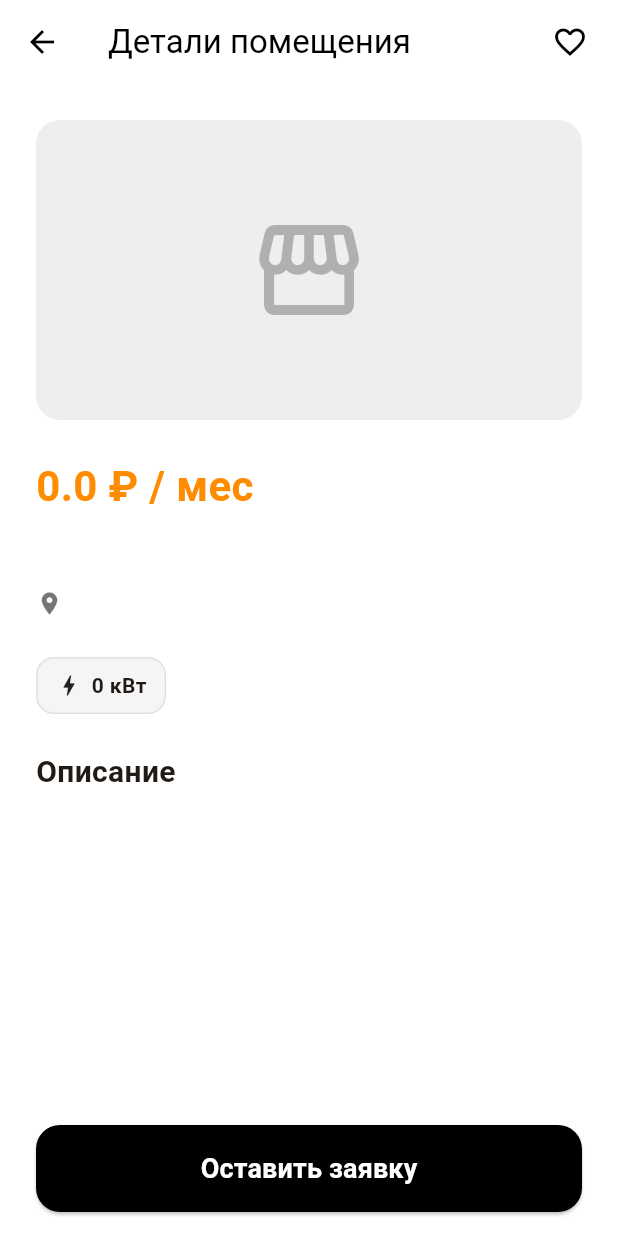
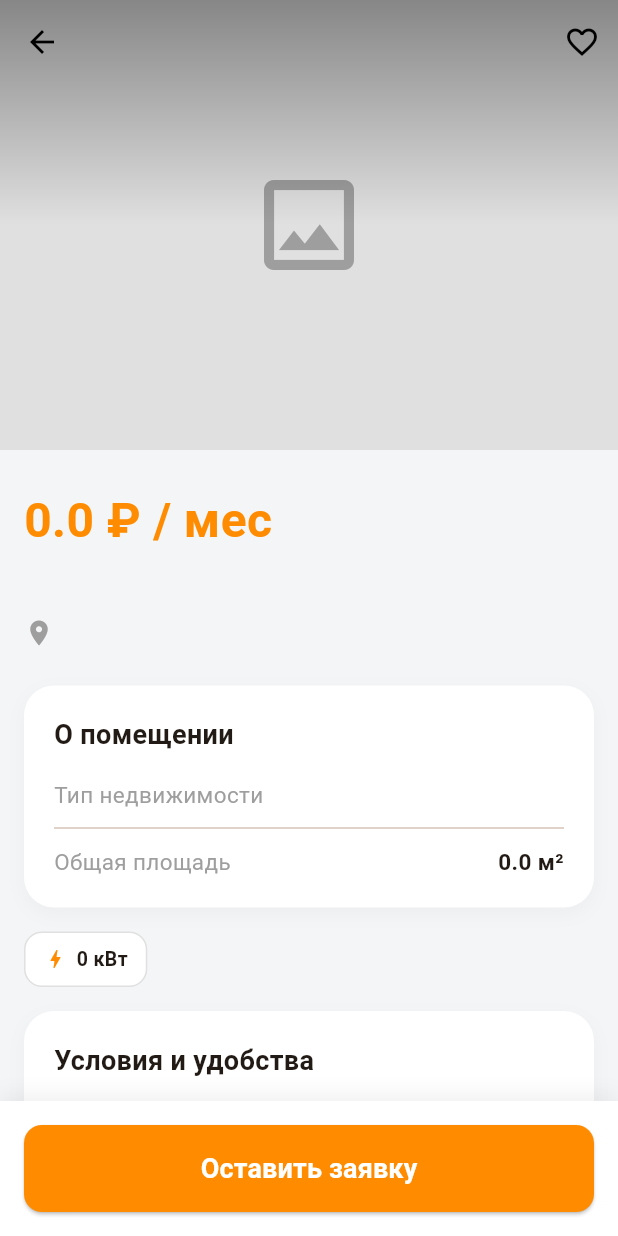
Before and after one commit to Johan0565/street-retail-aggregator, a Flutter app: the PropertyDetailsScreen screen opened directly with empty values, on a phone screen of 412 x 824 dp. Run offline on Flutter 3.47's test engine with Material 3 defaults, Android fonts, the phone set to English and light mode, and no system bars; our stand-ins replace dio, flutter_secure_storage, geolocator, pinput; missing offline and left inert: yandex_mapkit; accounts and stored records are empty; network calls fail.

Commit message:
Added parametrs for property

```diff
--- a/frontend/lib/src/domain/property.dart
+++ b/frontend/lib/src/domain/property.dart
@@ -24,6 +24,12 @@ class Property {
   final String? contactName;
   final String? contactPhone;
 
+  final String? cadastralNumber;
+  final String? accessType;
+  final String? heatingType;
+  final String? furnitureState;
+  final bool? isOccupied;
+
   Property({
     required this.id,
     required this.title,
@@ -34,6 +40,11 @@ class Property {
     required this.areaSqm,
     required this.pricePerMonth,
     this.propertyType,
+    this.cadastralNumber,
+    this.accessType,
+    this.heatingType,
+    this.furnitureState,
+    this.isOccupied,
     this.dealType,
     required this.powerKw,
     required this.hasWater,
@@ -65,6 +76,11 @@ class Property {
       layout: json['layout'],
       contactName: json['contactName'],
       contactPhone: json['contactPhone'],
+      cadastralNumber: json['cadastralNumber'],
+      accessType: json['accessType'],
+      heatingType: json['heatingType'],
+      furnitureState: json['furnitureState'],
+      isOccupied: json['isOccupied'] ?? false,
     );
   }
 }
--- a/frontend/lib/src/presentation/screens/tenant/property_details_screen.dart
+++ b/frontend/lib/src/presentation/screens/tenant/property_details_screen.dart
@@ -1,18 +1,16 @@
 import 'package:flutter/material.dart';
-
 import '../../../domain/property.dart';
 import '../../../services/application_service.dart';
 import '../../../services/favorite_service.dart';
 
-
 class PropertyDetailsScreen extends StatefulWidget {
   final Property property;
-  final bool isLandlordMode; // <-- 1. ДОБАВИТЬ ЭТУ СТРОКУ
+  final bool isLandlordMode;
 
   const PropertyDetailsScreen({
     super.key,
     required this.property,
-    this.isLandlordMode = false, // <-- 2. ДОБАВИТЬ ЭТУ СТРОКУ (по умолчанию false)
+    this.isLandlordMode = false,
   });
 
   @override
@@ -24,43 +22,37 @@ class _PropertyDetailsScreenState extends State<PropertyDetailsScreen> {
 
   bool _isFavorite = false;
   bool _isLoadingFavorite = false;
-  bool _isCheckingInitialState = true; // Индикатор начальной проверки лайка
+  bool _isCheckingInitialState = true;
 
   @override
   void initState() {
     super.initState();
-    _checkIfFavorite(); // Проверяем статус при открытии экрана
+    if (!widget.isLandlordMode) {
+      _checkIfFavorite();
+    } else {
+      _isCheckingInitialState = false;
+    }
   }
 
-  // --- НОВЫЙ МЕТОД: Проверяем, в избранном ли мы уже ---
   Future<void> _checkIfFavorite() async {
     final favorites = await FavoriteService().getMyFavorites();
-
     if (!mounted) return;
-
-    // Ищем, есть ли ID текущего помещения в списке избранных
     final isFav = favorites.any((favProperty) => favProperty.id == widget.property.id);
-
     setState(() {
       _isFavorite = isFav;
       _isCheckingInitialState = false;
     });
   }
 
-  // Метод для переключения состояния "Избранное"
   Future<void> _toggleFavorite() async {
     setState(() => _isLoadingFavorite = true);
-
     final success = _isFavorite
         ? await FavoriteService().removeFromFavorites(widget.property.id)
         : await FavoriteService().addToFavorites(widget.property.id);
-
     setState(() => _isLoadingFavorite = false);
 
     if (success) {
-      setState(() {
-        _isFavorite = !_isFavorite;
-      });
+      setState(() => _isFavorite = !_isFavorite);
       ScaffoldMessenger.of(context).showSnackBar(
         SnackBar(
           content: Text(_isFavorite ? 'Добавлено в избранное' : 'Удалено из избранного'),
@@ -68,189 +60,201 @@ class _PropertyDetailsScreenState extends State<PropertyDetailsScreen> {
           backgroundColor: _isFavorite ? Colors.green : Colors.grey[800],
         ),
       );
-    } else {
-      ScaffoldMessenger.of(context).showSnackBar(
-        const SnackBar(content: Text('Ошибка сети'), backgroundColor: Colors.red),
-      );
     }
   }
 
+  // Маппинг английских Enum в русский текст
+  String _translateEnum(String? value, Map<String, String> translations) {
+    if (value == null) return 'Не указано';
+    return translations[value] ?? value;
+  }
+
   void _showApplicationSheet(BuildContext context, Property property) {
-    final TextEditingController letterController = TextEditingController();
-    bool isSubmitting = false;
-
-    showModalBottomSheet(
-      context: context,
-      isScrollControlled: true,
-      shape: const RoundedRectangleBorder(
-        borderRadius: BorderRadius.vertical(top: Radius.circular(24)),
-      ),
-      builder: (context) {
-        return StatefulBuilder(
-          builder: (BuildContext context, StateSetter setStateSheet) {
-            return Padding(
-              padding: EdgeInsets.only(
-                bottom: MediaQuery.of(context).viewInsets.bottom,
-                left: 24,
-                right: 24,
-                top: 24,
-              ),
-              child: Column(
-                mainAxisSize: MainAxisSize.min,
-                crossAxisAlignment: CrossAxisAlignment.start,
-                children: [
-                  const Text('Оставить заявку', style: TextStyle(fontSize: 24, fontWeight: FontWeight.bold)),
-                  const SizedBox(height: 16),
-                  TextField(
-                    controller: letterController,
-                    maxLines: 5,
-                    decoration: InputDecoration(
-                      hintText: 'Напишите сопроводительное письмо арендодателю...',
-                      border: OutlineInputBorder(borderRadius: BorderRadius.circular(12)),
-                      focusedBorder: OutlineInputBorder(
-                        borderRadius: BorderRadius.circular(12),
-                        borderSide: BorderSide(color: primaryOrange, width: 2),
-                      ),
-                    ),
-                  ),
-                  const SizedBox(height: 24),
-                  SizedBox(
-                    width: double.infinity,
-                    child: ElevatedButton(
-                      onPressed: isSubmitting
-                          ? null
-                          : () async {
-                        final text = letterController.text.trim();
-                        if (text.isEmpty) return;
-
-                        setStateSheet(() => isSubmitting = true);
-                        final success = await ApplicationService().createApplication(property.id, text);
-                        setStateSheet(() => isSubmitting = false);
-
-                        if (success) {
-                          Navigator.pop(context);
-                          ScaffoldMessenger.of(context).showSnackBar(
-                            const SnackBar(content: Text('Заявка успешно отправлена!'), backgroundColor: Colors.green),
-                          );
-                        }
-                      },
-                      style: ElevatedButton.styleFrom(
-                        backgroundColor: primaryOrange,
-                        padding: const EdgeInsets.symmetric(vertical: 16),
-                        shape: RoundedRectangleBorder(borderRadius: BorderRadius.circular(12)),
-                      ),
-                      child: isSubmitting
-                          ? const SizedBox(height: 24, width: 24, child: CircularProgressIndicator(color: Colors.white, strokeWidth: 2))
-                          : const Text('Отправить', style: TextStyle(fontSize: 18, color: Colors.white, fontWeight: FontWeight.bold)),
-                    ),
-                  ),
-                  const SizedBox(height: 24),
-                ],
-              ),
-            );
-          },
-        );
-      },
-    );
+    // ... Твой код BottomSheet (оставляем без изменений, он отличный) ...
   }
 
   @override
   Widget build(BuildContext context) {
     return Scaffold(
+      backgroundColor: const Color(0xFFF4F5F7), // Светло-серый фон как в агрегаторах
+      body: CustomScrollView(
+        slivers: [
+          // КРАСИВАЯ ШАПКА С ФОТОГРАФИЕЙ
+          SliverAppBar(
+            expandedHeight: 300.0,
+            pinned: true,
             backgroundColor: Colors.white,
-      appBar: AppBar(
-        backgroundColor: Colors.white,
-        elevation: 0,
             iconTheme: const IconThemeData(color: Colors.black),
-        title: const Text('Детали помещения', style: TextStyle(color: Colors.black)),
             actions: [
-          // КНОПКА "ИЗБРАННОЕ"
+              if (!widget.isLandlordMode)
                 IconButton(
                   icon: _isCheckingInitialState || _isLoadingFavorite
                       ? const SizedBox(height: 20, width: 20, child: CircularProgressIndicator(strokeWidth: 2, color: Colors.black))
-                : Icon(
-              _isFavorite ? Icons.favorite : Icons.favorite_border,
-              color: _isFavorite ? primaryOrange : Colors.black,
-            ),
+                      : Icon(_isFavorite ? Icons.favorite : Icons.favorite_border, color: _isFavorite ? primaryOrange : Colors.black),
                   onPressed: (_isCheckingInitialState || _isLoadingFavorite) ? null : _toggleFavorite,
                 ),
-          const SizedBox(width: 8),
+            ],
+            flexibleSpace: FlexibleSpaceBar(
+              background: Container(
+                color: Colors.grey[300],
+                child: Stack(
+                  fit: StackFit.expand,
+                  children: [
+                    const Center(child: Icon(Icons.image_outlined, size: 80, color: Colors.grey)),
+                    // Градиент для читаемости кнопок сверху
+                    DecoratedBox(
+                      decoration: BoxDecoration(
+                        gradient: LinearGradient(
+                          begin: Alignment.topCenter, end: Alignment.bottomCenter,
+                          colors: [Colors.black.withOpacity(0.4), Colors.transparent, Colors.transparent],
+                        ),
+                      ),
+                    ),
                   ],
                 ),
-      body: SingleChildScrollView(
-        padding: const EdgeInsets.all(24.0),
+              ),
+            ),
+          ),
+
+          // ТЕЛО СТРАНИЦЫ
+          SliverToBoxAdapter(
+            child: Padding(
+              padding: const EdgeInsets.only(left: 16, right: 16, top: 24, bottom: 100),
               child: Column(
                 crossAxisAlignment: CrossAxisAlignment.start,
                 children: [
-            Container(
-              height: 200,
-              width: double.infinity,
-              decoration: BoxDecoration(color: Colors.grey[200], borderRadius: BorderRadius.circular(16)),
-              child: const Icon(Icons.storefront, size: 80, color: Colors.black26),
-            ),
-            const SizedBox(height: 24),
-            Text('${widget.property.pricePerMonth} ₽ / мес', style: TextStyle(fontSize: 28, fontWeight: FontWeight.bold, color: primaryOrange)),
+                  // 1. ЗАГОЛОВОК И ЦЕНА
+                  Text('${widget.property.pricePerMonth} ₽ / мес', style: TextStyle(fontSize: 32, fontWeight: FontWeight.bold, color: primaryOrange)),
                   const SizedBox(height: 8),
-            Text(widget.property.title, style: const TextStyle(fontSize: 22, fontWeight: FontWeight.bold)),
+                  Text(widget.property.title, style: const TextStyle(fontSize: 22, fontWeight: FontWeight.bold, height: 1.2)),
                   const SizedBox(height: 8),
                   Row(
+                    crossAxisAlignment: CrossAxisAlignment.start,
                     children: [
-                const Icon(Icons.location_on, color: Colors.black54, size: 18),
+                      const Icon(Icons.location_on, color: Colors.grey, size: 20),
                       const SizedBox(width: 4),
-                Expanded(child: Text(widget.property.address, style: const TextStyle(color: Colors.black54, fontSize: 16))),
+                      Expanded(child: Text(widget.property.address, style: const TextStyle(color: Colors.black87, fontSize: 15))),
                     ],
                   ),
                   const SizedBox(height: 24),
-            Wrap(
-              spacing: 12,
-              runSpacing: 12,
+
+                  // 2. ГЛАВНЫЕ ХАРАКТЕРИСТИКИ (Грид)
+                  _buildSectionCard(
+                    title: 'О помещении',
+                    child: Column(
                       children: [
-                _buildSpecChip(Icons.bolt, '${widget.property.powerKw} кВт'),
-                if (widget.property.hasWater) _buildSpecChip(Icons.water_drop, 'Вода'),
-                if (widget.property.hasVentilation) _buildSpecChip(Icons.air, 'Вытяжка'),
-                if (widget.property.hasSeparateEntrance) _buildSpecChip(Icons.door_front_door, 'Отд. вход'),
-              ],
-            ),
-            const SizedBox(height: 24),
-            const Text('Описание', style: TextStyle(fontSize: 20, fontWeight: FontWeight.bold)),
-            const SizedBox(height: 12),
-            Text(widget.property.description, style: const TextStyle(fontSize: 16, height: 1.5, color: Colors.black87)),
-            const SizedBox(height: 100),
+                        _buildInfoRow('Тип недвижимости', _translateEnum(widget.property.propertyType, {'OFFICE':'Офис', 'RETAIL':'Стрит-ритейл', 'WAREHOUSE':'Склад', 'PSN':'ПСН', 'CATERING':'Общепит'})),
+                        const Divider(height: 24),
+                        _buildInfoRow('Общая площадь', '${widget.property.areaSqm} м²'),
+                        if (widget.property.cadastralNumber != null && widget.property.cadastralNumber!.isNotEmpty) ...[
+                          const Divider(height: 24),
+                          _buildInfoRow('Кадастровый номер', widget.property.cadastralNumber!),
+                        ]
                       ],
                     ),
                   ),
-      floatingActionButtonLocation: FloatingActionButtonLocation.centerFloat,
-      floatingActionButton: Container(
+                  const SizedBox(height: 16),
+
+                  // 3. БЫСТРЫЕ ТЕГИ
+                  Wrap(
+                    spacing: 8, runSpacing: 8,
+                    children: [
+                      _buildSpecChip(Icons.bolt, '${widget.property.powerKw} кВт'),
+                      if (widget.property.hasWater) _buildSpecChip(Icons.water_drop, 'Мокрая точка'),
+                      if (widget.property.hasVentilation) _buildSpecChip(Icons.air, 'Вытяжка'),
+                      if (widget.property.hasSeparateEntrance) _buildSpecChip(Icons.door_front_door, 'Отд. вход'),
+                      if (widget.property.isOccupied == true) _buildSpecChip(Icons.people, 'Сейчас сдано (ГАБ)'),
+                    ],
+                  ),
+                  const SizedBox(height: 16),
+
+                  // 4. ТЕХНИЧЕСКИЕ ДЕТАЛИ
+                  _buildSectionCard(
+                    title: 'Условия и удобства',
+                    child: Column(
+                      children: [
+                        _buildInfoRow('Доступ', _translateEnum(widget.property.accessType, {'FREE':'Круглосуточно (24/7)', 'SCHEDULE':'По расписанию', 'PASS':'По пропускам'})),
+                        const Divider(height: 24),
+                        _buildInfoRow('Отопление', _translateEnum(widget.property.heatingType, {'CENTRAL':'Центральное', 'AUTONOMOUS':'Автономное', 'NONE':'Нет отопления'})),
+                        const Divider(height: 24),
+                        _buildInfoRow('Состояние', _translateEnum(widget.property.furnitureState, {'EMPTY':'Пустое', 'FURNISHED':'С мебелью', 'READY_BUSINESS':'Готовый бизнес'})),
+                        const Divider(height: 24),
+                        _buildInfoRow('Ремонт', _translateEnum(widget.property.repairState, {'PRE_FINISHING':'Под чистовую', 'TYPICAL':'Типовой', 'DESIGNER':'Дизайнерский', 'SHELL_AND_CORE':'Требует ремонта'})),
+                      ],
+                    ),
+                  ),
+                  const SizedBox(height: 16),
+
+                  // 5. ОПИСАНИЕ
+                  _buildSectionCard(
+                    title: 'Описание',
+                    child: Text(widget.property.description, style: const TextStyle(fontSize: 15, height: 1.5, color: Colors.black87)),
+                  ),
+                ],
+              ),
+            ),
+          ),
+        ],
+      ),
+
+      // КНОПКА ЗАЯВКИ СНИЗУ (только для арендатора)
+      floatingActionButtonLocation: FloatingActionButtonLocation.centerDocked,
+      floatingActionButton: !widget.isLandlordMode
+          ? Container(
         width: double.infinity,
-        padding: const EdgeInsets.symmetric(horizontal: 24),
+        padding: const EdgeInsets.all(16),
+        decoration: BoxDecoration(color: Colors.white, boxShadow: [BoxShadow(color: Colors.black.withOpacity(0.05), blurRadius: 10, offset: const Offset(0, -5))]),
         child: ElevatedButton(
           onPressed: () => _showApplicationSheet(context, widget.property),
-          style: ElevatedButton.styleFrom(
-            backgroundColor: Colors.black,
-            padding: const EdgeInsets.symmetric(vertical: 16),
-            shape: RoundedRectangleBorder(borderRadius: BorderRadius.circular(16)),
-          ),
-
+          style: ElevatedButton.styleFrom(backgroundColor: primaryOrange, padding: const EdgeInsets.symmetric(vertical: 16), shape: RoundedRectangleBorder(borderRadius: BorderRadius.circular(12))),
           child: const Text('Оставить заявку', style: TextStyle(fontSize: 18, color: Colors.white, fontWeight: FontWeight.bold)),
         ),
+      )
+          : null,
+    );
+  }
+
+  // Виджет Карточки для Блоков (Стиль Домклика)
+  Widget _buildSectionCard({required String title, required Widget child}) {
+    return Container(
+      width: double.infinity,
+      padding: const EdgeInsets.all(20),
+      decoration: BoxDecoration(color: Colors.white, borderRadius: BorderRadius.circular(20), boxShadow: [BoxShadow(color: Colors.black.withOpacity(0.03), blurRadius: 10, offset: const Offset(0, 4))]),
+      child: Column(
+        crossAxisAlignment: CrossAxisAlignment.start,
+        children: [
+          Text(title, style: const TextStyle(fontSize: 18, fontWeight: FontWeight.bold)),
+          const SizedBox(height: 16),
+          child,
+        ],
       ),
     );
   }
 
+  // Виджет строки "Ключ - Значение"
+  Widget _buildInfoRow(String label, String value) {
+    return Row(
+      mainAxisAlignment: MainAxisAlignment.spaceBetween,
+      crossAxisAlignment: CrossAxisAlignment.start,
+      children: [
+        Text(label, style: const TextStyle(color: Colors.grey, fontSize: 15)),
+        const SizedBox(width: 16),
+        Flexible(child: Text(value, style: const TextStyle(fontWeight: FontWeight.w600, fontSize: 15), textAlign: TextAlign.right)),
+      ],
+    );
+  }
+
+  // Виджет бейджика
   Widget _buildSpecChip(IconData icon, String label) {
     return Container(
       padding: const EdgeInsets.symmetric(horizontal: 12, vertical: 8),
-      decoration: BoxDecoration(
-        color: Colors.grey[100],
-        borderRadius: BorderRadius.circular(12),
-        border: Border.all(color: Colors.grey[300]!),
-      ),
+      decoration: BoxDecoration(color: Colors.white, borderRadius: BorderRadius.circular(12), border: Border.all(color: Colors.grey[300]!)),
       child: Row(
         mainAxisSize: MainAxisSize.min,
         children: [
-          Icon(icon, size: 18, color: Colors.black87),
+          Icon(icon, size: 16, color: primaryOrange),
           const SizedBox(width: 6),
-          Text(label, style: const TextStyle(fontWeight: FontWeight.bold)),
+          Text(label, style: const TextStyle(fontWeight: FontWeight.w600, fontSize: 13)),
         ],
       ),
     );
```
Also changed, not shown: frontend/lib/src/presentation/screens/landlord/add_property_screen.dart (+48 -16 lines), frontend/lib/src/services/property_service.dart (+10 -0 lines), 6 other files. Lines whose indentation alone changed are shown as unchanged.
